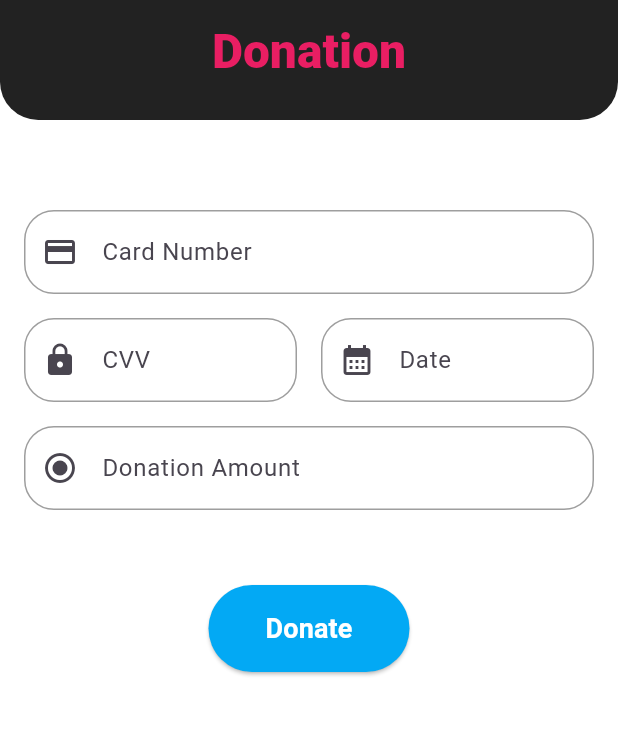
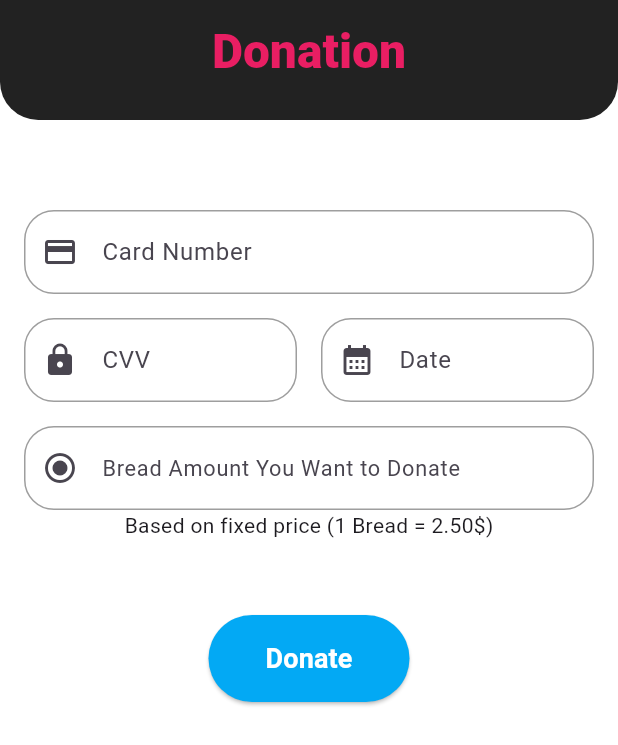
Before and after one commit to safakelkit/loaf-donate-solution-challenge, a Flutter app: the screen it shows after launch, on a phone screen of 412 x 824 dp. Shown: the top 745 px of the screen. Run offline on Flutter 3.47's test engine with Material 3 defaults, Android fonts, the phone set to English and light mode, and no system bars.

Commit message:
Update card_page.dart

```diff
--- a/lib/screens/card_page/card_page.dart
+++ b/lib/screens/card_page/card_page.dart
@@ -125,7 +125,8 @@ class _CardPageState extends State<CardPage> {
                     ],
                     controller: donationAmountbyUser,
                     decoration: InputDecoration(
-                      hintText: "Donation Amount",
+                      hintText: "Bread Amount You Want to Donate",
+                      hintStyle: const TextStyle(fontSize: 14.5),
                       enabledBorder: OutlineInputBorder(
                         borderSide: const BorderSide(color: Colors.grey),
                         borderRadius: BorderRadius.circular(20),
@@ -135,6 +136,9 @@ class _CardPageState extends State<CardPage> {
                         child: Icon(Icons.radio_button_checked),
                       )
                     ),
+                  ),
+                  const Text(
+                    'Based on fixed price (1 Bread = 2.50\$)'
                   ),
 
                   const SizedBox(height: 50.0,),
```
